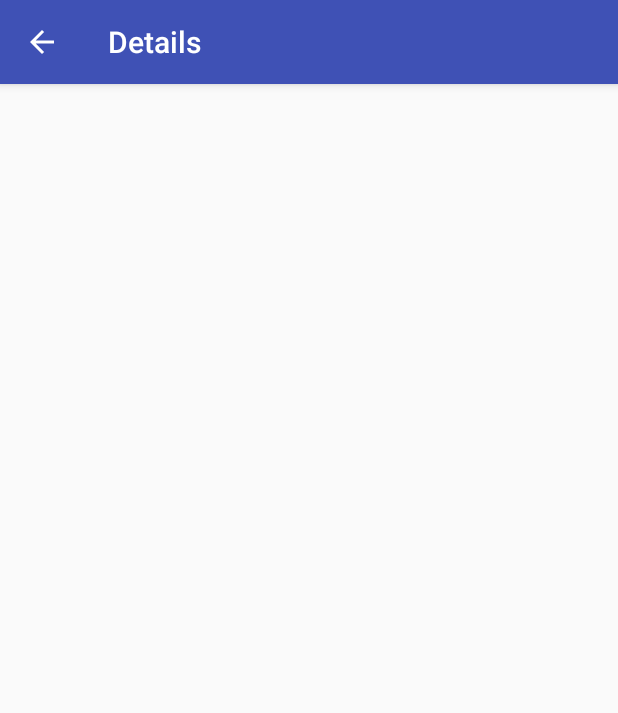
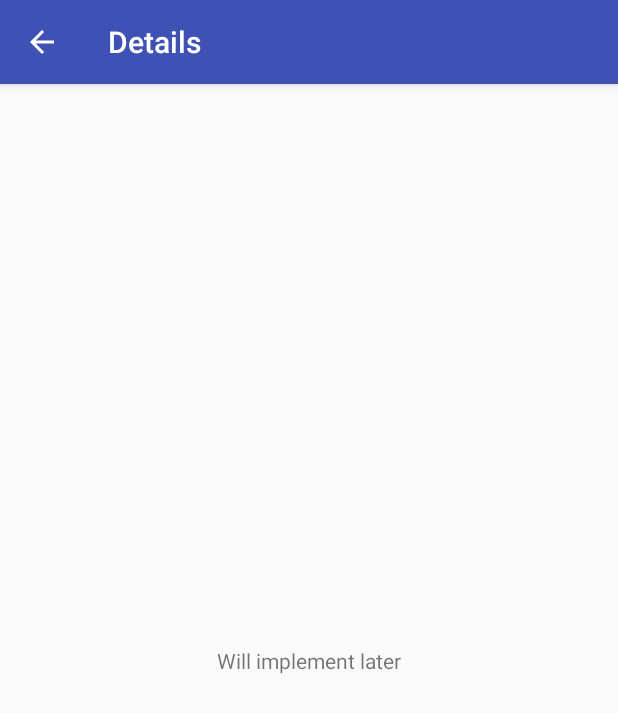
Before and after one commit to bytetonight/booklisting, an Android app: the DetailsActivity screen opened directly, with no data from a screen before it, on a phone screen of 412 x 824 dp. Shown: the top 713 px of the screen. Run offline under Robolectric (Android 15) with nearby library versions, the phone set to English and light mode, and no system bars.

Commit message:
Added dummy text to Details Activity

```diff
--- a/app/src/main/res/layout/activity_details.xml
+++ b/app/src/main/res/layout/activity_details.xml
@@ -9,6 +9,7 @@
     android:layout_width="wrap_content"
     android:layout_height="wrap_content"
     tools:text="@string/details_activity_content"
+    android:text="@string/details_activity_content"
     android:layout_marginRight="8dp"
     app:layout_constraintRight_toRightOf="parent"
     android:layout_marginLeft="8dp"
```
